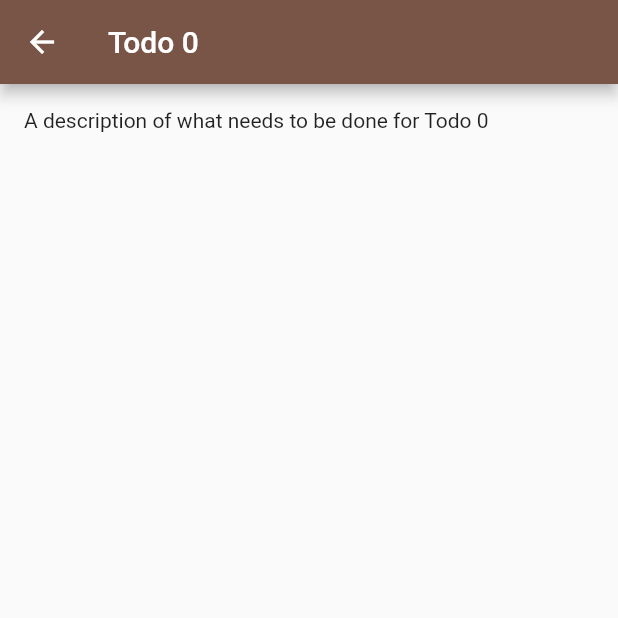
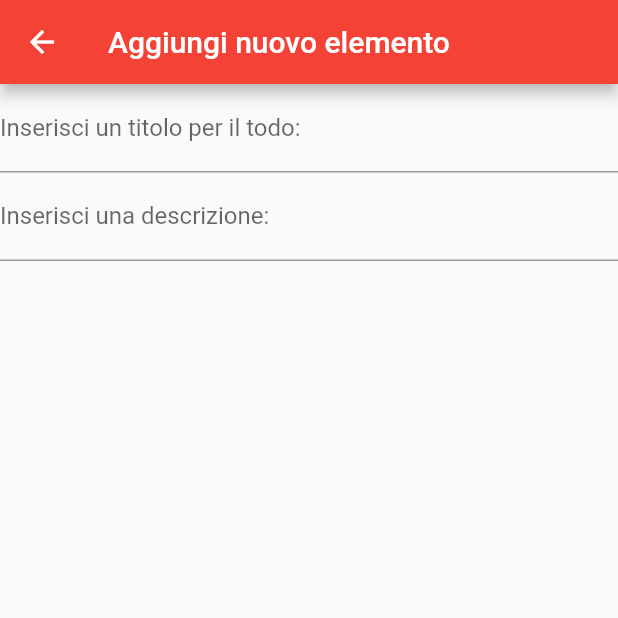
Before and after one commit to LL1201/PUBLIC_Flutter, a Flutter app: the screen it shows after launch, after a tap on an icon or button, on a phone screen of 412 x 824 dp, the top half of it. Run offline on Flutter 3.47's test engine with Material 2 defaults, Android fonts, the light colour scheme and no system bars.

Commit message:
Un po' di lavoro

```diff
--- a/lib/main.dart
+++ b/lib/main.dart
@@ -21,19 +21,7 @@ class MyApp extends StatelessWidget {
     return MaterialApp(
       title: 'Luke Flutter Demo',
       theme: ThemeData(
-        // This is the theme of your application.
-        //
-        // Try running your application with "flutter run". You'll see the
-        // application has a blue toolbar. Then, without quitting the app, try
-        // changing the primarySwatch below to Colors.green and then invoke
-        // "hot reload" (press "r" in the console where you ran "flutter run",
-        // or simply save your changes to "hot reload" in a Flutter IDE).
-        // Notice that the counter didn't reset back to zero; the application
-        // is not restarted.
-        primarySwatch: Colors.brown,
-        // This makes the visual density adapt to the platform that you run
-        // the app on. For desktop platforms, the controls will be smaller and
-        // closer together (more dense) than on mobile platforms.
+        primarySwatch: Colors.red,
         visualDensity: VisualDensity.adaptivePlatformDensity,
       ),
       home: MyHomePage(title: 'Luke App'),
@@ -107,9 +95,6 @@ class _MyHomePageState extends State<MyHomePage> {
         itemBuilder: (context, index) {
           return ListTile(
             title: Text(todos[index].title),
-            // When a user taps the ListTile, navigate to the DetailScreen.
-            // Notice that you're not only creating a DetailScreen, you're
-            // also passing the current todo through to it.
             onTap: () {
               Navigator.of(context).pushNamed('/secondscreen', arguments: {
                 'todo': todos[index],
@@ -118,6 +103,26 @@ class _MyHomePageState extends State<MyHomePage> {
           );
         },
       ),
+      floatingActionButtonLocation: FloatingActionButtonLocation.centerFloat,
+      floatingActionButton: Stack(
+        fit: StackFit.expand,
+        children: [
+          Positioned(
+            bottom: 20,
+            right: 30,
+            child: FloatingActionButton(
+              heroTag: 'next',
+              onPressed: () {
+                Navigator.of(context).pushNamed('/secondscreen');
+              },
+              child: Icon(
+                Icons.add,
+                size: 32,
+              ),
+            ),
+          ),
+        ],
+      ),
     );
   }
 }
--- a/lib/secondscreen.dart
+++ b/lib/secondscreen.dart
@@ -11,20 +11,39 @@ class SecondScreen extends StatelessWidget {
   @override
   Widget build(BuildContext context) {
     // Get parameters from the previous screen:
-    final routeArgs = ModalRoute.of(context)!.settings.arguments as Map<String, Todo>; //MyClass;
+    //final routeArgs = ModalRoute.of(context)!.settings.arguments as Map<String, Todo>; //MyClass;
     // Get todo parameters:
-    final todo = routeArgs['todo'] as Todo;
+    //final todo = routeArgs['todo'] as Todo;
+    final myController = TextEditingController();
 
+    @override
+    void dispose() {
+      // Clean up the controller when the widget is disposed.
+      myController.dispose();
+      //super.dispose();
+    }
 
     // Use the Todo to create the UI.
     return Scaffold(
       appBar: AppBar(
-        title: Text(todo.title),
+        title: Text('Aggiungi nuovo elemento'),
       ),
-      body: Padding(
-        padding: const EdgeInsets.all(16.0),
-        child: Text(todo.description),
-      ),
+      body: Column(children: [
+        TextFormField(
+          controller: myController, // TextEditingController
+          decoration: const InputDecoration(
+            border: UnderlineInputBorder(),
+            labelText: 'Inserisci un titolo per il todo:',
+          ),
+        ),
+        TextFormField(
+          controller: myController, // TextEditingController
+          decoration: const InputDecoration(
+            border: UnderlineInputBorder(),
+            labelText: 'Inserisci una descrizione:',
+          ),
+        )
+      ]),
     );
   }
 }
```
